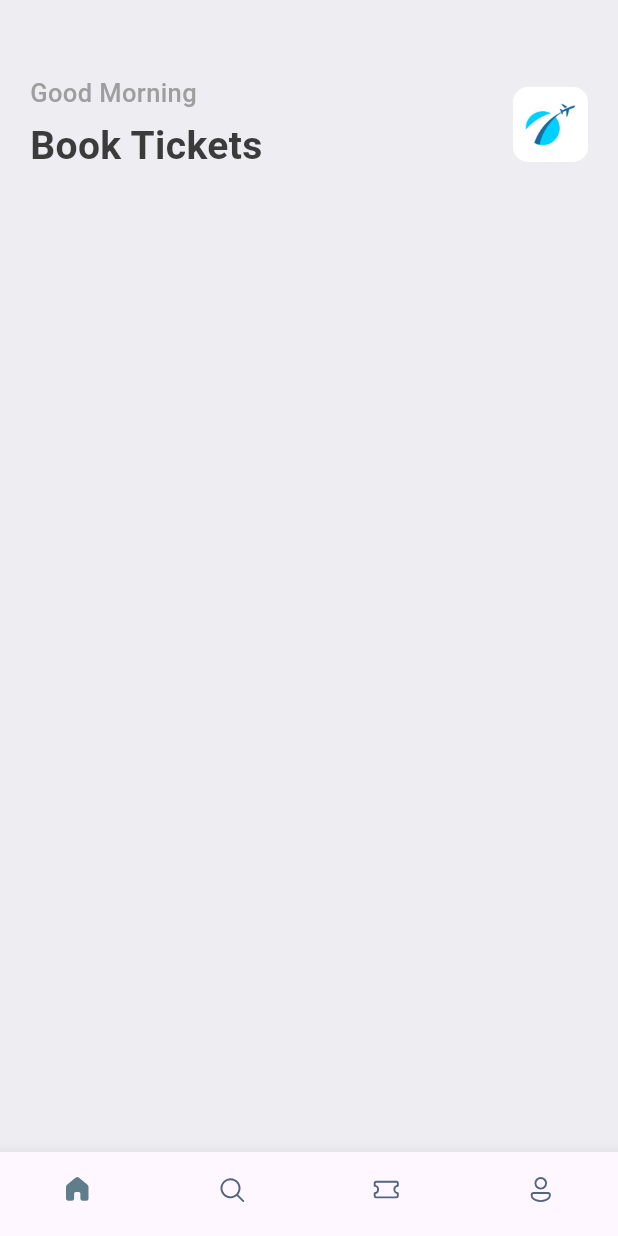
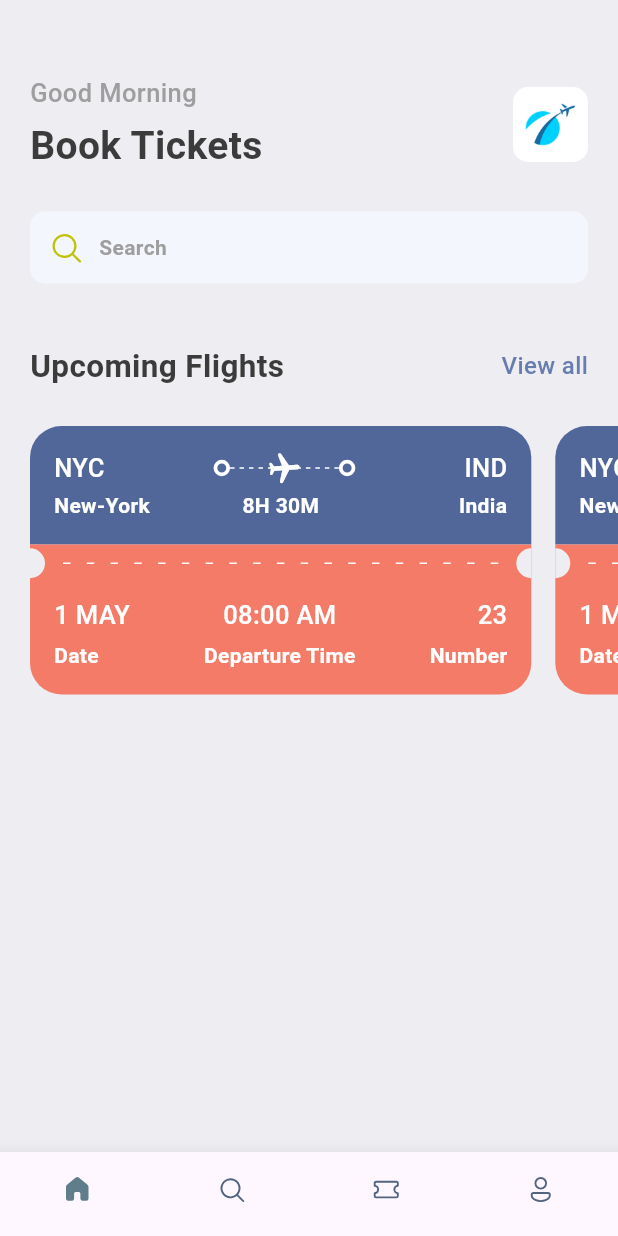
Before and after one commit to flutter-preview/MrCalifer-BookTicket_Flutter, a Flutter app: the screen it shows after launch, on a phone screen of 412 x 824 dp. Run offline on Flutter 3.47's test engine with Material 2 defaults, Android fonts, the phone set to English and light mode, and no system bars; our stand-ins replace fluentui_icons, gap.

Commit message:
Implemented scrollable ticket view in home screen.

```diff
--- a/lib/Home/screen/home_screen.dart
+++ b/lib/Home/screen/home_screen.dart
@@ -1,3 +1,6 @@
+import 'package:booktickets/Home/views/header_view/header_view.dart';
+import 'package:booktickets/Home/views/search_view/search_view.dart';
+import 'package:booktickets/Home/views/ticket_view/ticket_view.dart';
 import 'package:booktickets/Utils/app_styles.dart';
 import 'package:flutter/material.dart';
 import 'package:gap/gap.dart';
@@ -16,33 +19,39 @@
             child: Column(
               children: [
                 const Gap(40),
+                const HeaderView(),
+                const Gap(25),
+                const SearchBarView(),
+                const Gap(40),
                 Row(
                   mainAxisAlignment: MainAxisAlignment.spaceBetween,
                   children: [
-                    Column(
-                      crossAxisAlignment: CrossAxisAlignment.start,
-                      children: [
-                        Text("Good Morning", style: Styles.headLineStyle3),
-                        const Gap(5),
-                        Text(
-                          "Book Tickets",
-                          style: Styles.headLineStyle1,
-                        )
-                      ],
+                    Text(
+                      "Upcoming Flights",
+                      style: Styles.headLineStyle2,
                     ),
-                    Container(
-                      width: 50,
-                      height: 50,
-                      decoration: BoxDecoration(
-                          borderRadius: BorderRadius.circular(10),
-                          image: const DecorationImage(
-                              fit: BoxFit.fitHeight,
-                              image: AssetImage("assest/images/img_1.png"))),
+                    InkWell(
+                      onTap: () {
+                        print("view all single tapped");
+                      },
+                      child: Text("View all",
+                          style: Styles.textStyle.copyWith(
+                            color: Styles.primaryColor,
+                          )),
                     )
                   ],
                 )
               ],
             ),
+          ),
+          const Gap(15),
+          const SingleChildScrollView(
+            scrollDirection: Axis.horizontal,
+            padding: EdgeInsets.only(left: 20),
+            child: Row(children: [
+              TicketView(),
+              TicketView(),
+            ]),
           )
         ],
       ),
--- /dev/null
+++ b/lib/Home/views/header_view/header_view.dart
@@ -0,0 +1,36 @@
+import 'package:booktickets/Utils/app_styles.dart';
+import 'package:flutter/material.dart';
+import 'package:gap/gap.dart';
+
+class HeaderView extends StatelessWidget {
+  const HeaderView({super.key});
+
+  @override
+  Widget build(BuildContext context) {
+    return Row(
+      mainAxisAlignment: MainAxisAlignment.spaceBetween,
+      children: [
+        Column(
+          crossAxisAlignment: CrossAxisAlignment.start,
+          children: [
+            Text("Good Morning", style: Styles.headLineStyle3),
+            const Gap(5),
+            Text(
+              "Book Tickets",
+              style: Styles.headLineStyle1,
+            )
+          ],
+        ),
+        Container(
+          width: 50,
+          height: 50,
+          decoration: BoxDecoration(
+              borderRadius: BorderRadius.circular(10),
+              image: const DecorationImage(
+                  fit: BoxFit.fitHeight,
+                  image: AssetImage("assest/images/img_1.png"))),
+        )
+      ],
+    );
+  }
+}
--- /dev/null
+++ b/lib/Home/views/search_view/search_view.dart
@@ -0,0 +1,24 @@
+import 'package:booktickets/Utils/app_styles.dart';
+import 'package:fluentui_icons/fluentui_icons.dart';
+import 'package:flutter/material.dart';
+import 'package:gap/gap.dart';
+
+class SearchBarView extends StatelessWidget {
+  const SearchBarView({super.key});
+
+  @override
+  Widget build(BuildContext context) {
+    return Container(
+      decoration: BoxDecoration(
+          borderRadius: BorderRadius.circular(10),
+          color: const Color(0xFFF4F6FD)),
+      padding: const EdgeInsets.all(12),
+      child: Row(children: [
+        const Icon(FluentSystemIcons.ic_fluent_search_regular,
+            color: Color(0xFFBFC205)),
+        const Gap(10),
+        Text("Search", style: Styles.headLineStyle4)
+      ]),
+    );
+  }
+}
--- /dev/null
+++ b/lib/Home/views/ticket_view/ticket_footer_view.dart
@@ -0,0 +1,70 @@
+import 'package:booktickets/Utils/app_styles.dart';
+import 'package:flutter/material.dart';
+import 'package:gap/gap.dart';
+
+class TicketFooterView extends StatelessWidget {
+  const TicketFooterView({super.key});
+
+  @override
+  Widget build(BuildContext context) {
+    return Container(
+      decoration: BoxDecoration(
+        color: Styles.orangeColor,
+        borderRadius: const BorderRadius.only(
+            bottomLeft: Radius.circular(21), bottomRight: Radius.circular(21)),
+      ),
+      padding: const EdgeInsets.only(left: 16, top: 10, right: 16, bottom: 16),
+      child: Column(
+        children: [
+          Row(
+            mainAxisAlignment: MainAxisAlignment.spaceBetween,
+            children: [
+              Column(
+                crossAxisAlignment: CrossAxisAlignment.start,
+                children: [
+                  Text(
+                    "1 MAY",
+                    style: Styles.headLineStyle3.copyWith(color: Colors.white),
+                  ),
+                  const Gap(5),
+                  Text(
+                    "Date",
+                    style: Styles.headLineStyle4.copyWith(color: Colors.white),
+                  )
+                ],
+              ),
+              Column(
+                crossAxisAlignment: CrossAxisAlignment.center,
+                children: [
+                  Text(
+                    "08:00 AM",
+                    style: Styles.headLineStyle3.copyWith(color: Colors.white),
+                  ),
+                  const Gap(5),
+                  Text(
+                    "Departure Time",
+                    style: Styles.headLineStyle4.copyWith(color: Colors.white),
+                  )
+                ],
+              ),
+              Column(
+                crossAxisAlignment: CrossAxisAlignment.end,
+                children: [
+                  Text(
+                    "23",
+                    style: Styles.headLineStyle3.copyWith(color: Colors.white),
+                  ),
+                  const Gap(5),
+                  Text(
+                    "Number",
+                    style: Styles.headLineStyle4.copyWith(color: Colors.white),
+                  )
+                ],
+              )
+            ],
+          )
+        ],
+      ),
+    );
+  }
+}
--- /dev/null
+++ b/lib/Home/views/ticket_view/ticket_header_view.dart
@@ -0,0 +1,99 @@
+import 'package:booktickets/Utils/app_styles.dart';
+import 'package:booktickets/widgets/thick_container.dart';
+import 'package:flutter/material.dart';
+import 'package:gap/gap.dart';
+
+class TicketHeaderView extends StatelessWidget {
+  const TicketHeaderView({super.key});
+
+  @override
+  Widget build(BuildContext context) {
+    return Container(
+      decoration: const BoxDecoration(
+        color: Color(0xFF526799),
+        borderRadius: BorderRadius.only(
+            topLeft: Radius.circular(21), topRight: Radius.circular(21)),
+      ),
+      padding: const EdgeInsets.all(16),
+      child: Column(
+        children: [
+          Row(
+            children: [
+              Text(
+                "NYC",
+                style: Styles.headLineStyle3.copyWith(color: Colors.white),
+              ),
+              const Spacer(),
+              const ThickContainer(),
+              Expanded(
+                  child: Stack(
+                children: [
+                  SizedBox(
+                    height: 24,
+                    child: LayoutBuilder(
+                      builder: ((context, constraints) {
+                        return Flex(
+                            direction: Axis.horizontal,
+                            mainAxisAlignment: MainAxisAlignment.spaceBetween,
+                            mainAxisSize: MainAxisSize.max,
+                            children: List.generate(
+                                (constraints.constrainWidth() / 6).floor(),
+                                (index) => const SizedBox(
+                                      width: 3,
+                                      height: 1,
+                                      child: DecoratedBox(
+                                          decoration: BoxDecoration(
+                                              color: Colors.white)),
+                                    )));
+                      }),
+                    ),
+                  ),
+                  Center(
+                    child: Transform.rotate(
+                      angle: 1.5,
+                      child: const Icon(
+                        Icons.local_airport_rounded,
+                        color: Colors.white,
+                      ),
+                    ),
+                  )
+                ],
+              )),
+              const ThickContainer(),
+              const Spacer(),
+              Text(
+                "IND",
+                style: Styles.headLineStyle3.copyWith(color: Colors.white),
+              )
+            ],
+          ),
+          const Gap(3),
+          Row(
+            mainAxisAlignment: MainAxisAlignment.spaceBetween,
+            children: [
+              SizedBox(
+                width: 100,
+                child: Text(
+                  "New-York",
+                  style: Styles.headLineStyle4.copyWith(color: Colors.white),
+                ),
+              ),
+              Text(
+                "8H 30M",
+                style: Styles.headLineStyle4.copyWith(color: Colors.white),
+              ),
+              SizedBox(
+                width: 100,
+                child: Text(
+                  "India",
+                  textAlign: TextAlign.end,
+                  style: Styles.headLineStyle4.copyWith(color: Colors.white),
+                ),
+              ),
+            ],
+          )
+        ],
+      ),
+    );
+  }
+}
--- /dev/null
+++ b/lib/Home/views/ticket_view/ticket_middle_view.dart
@@ -0,0 +1,60 @@
+import 'package:booktickets/Utils/app_styles.dart';
+import 'package:flutter/material.dart';
+
+class TicketMiddleView extends StatelessWidget {
+  const TicketMiddleView({super.key});
+
+  @override
+  Widget build(BuildContext context) {
+    /**Showing ticket view middle segment */
+    return  Container(
+              color: Styles.orangeColor,
+              child: Row(
+                children: [
+                  const SizedBox(
+                    height: 20,
+                    width: 10,
+                    child: DecoratedBox(
+                        decoration: BoxDecoration(
+                            color: Color(0xFFeeedf2),
+                            borderRadius: BorderRadius.only(
+                                topRight: Radius.circular(10),
+                                bottomRight: Radius.circular(10)))),
+                  ),
+                  Expanded(
+                      child: Padding(
+                    padding: const EdgeInsets.all(12.0),
+                    child: LayoutBuilder(
+                      builder: ((context, constraints) {
+                        return Flex(
+                          direction: Axis.horizontal,
+                          mainAxisAlignment: MainAxisAlignment.spaceBetween,
+                          mainAxisSize: MainAxisSize.max,
+                          children: List.generate(
+                              (constraints.constrainWidth() / 15).floor(),
+                              (index) => const SizedBox(
+                                    width: 5,
+                                    height: 1,
+                                    child: DecoratedBox(
+                                        decoration:
+                                            BoxDecoration(color: Colors.white)),
+                                  )),
+                        );
+                      }),
+                    ),
+                  )),
+                  const SizedBox(
+                    height: 20,
+                    width: 10,
+                    child: DecoratedBox(
+                        decoration: BoxDecoration(
+                            color: Color(0xFFeeedf2),
+                            borderRadius: BorderRadius.only(
+                                topLeft: Radius.circular(10),
+                                bottomLeft: Radius.circular(10)))),
+                  ),
+                ],
+              ),
+            );
+  }
+}
--- /dev/null
+++ b/lib/Home/views/ticket_view/ticket_view.dart
@@ -0,0 +1,38 @@
+import 'package:booktickets/Home/views/ticket_view/ticket_footer_view.dart';
+import 'package:booktickets/Home/views/ticket_view/ticket_header_view.dart';
+import 'package:booktickets/Home/views/ticket_view/ticket_middle_view.dart';
+import 'package:booktickets/Utils/app_layout.dart';
+import 'package:flutter/material.dart';
+
+class TicketView extends StatelessWidget {
+  const TicketView({super.key});
+
+  @override
+  Widget build(BuildContext context) {
+    final size = AppLayout.getSize(context);
+    return SizedBox(
+      width: size.width*0.85, // Use 85% of the screen width
+      height: 200,
+      child: Container(
+        margin: const EdgeInsets.only(right: 16),
+        child: const Column(
+          mainAxisSize: MainAxisSize.min,
+          children: [
+            /**
+             * Showing the card header view
+            */
+            TicketHeaderView(),
+            /**
+              * Showing card middle view
+            */
+            TicketMiddleView(),
+            /**
+             * Card footer view
+             */
+            TicketFooterView(),
+          ],
+        ),
+      ),
+    );
+  }
+}
--- /dev/null
+++ b/lib/Utils/app_layout.dart
@@ -0,0 +1,7 @@
+import 'package:flutter/material.dart';
+
+class AppLayout {
+  static getSize(BuildContext context) {
+    return MediaQuery.of(context).size;
+  }
+}
--- a/lib/Utils/app_styles.dart
+++ b/lib/Utils/app_styles.dart
@@ -6,7 +6,7 @@
   static Color primaryColor = primary;
   static Color textColor = const Color(0xFF3b3b3b);
   static Color backgroundColor = const Color(0xFFeeedf2);
-  static Color orangeColor = const Color(0xFF526799);
+  static Color orangeColor = const Color(0xFFF37B67);
 
   static TextStyle textStyle =
       TextStyle(fontSize: 16, color: textColor, fontWeight: FontWeight.w500);
--- /dev/null
+++ b/lib/widgets/thick_container.dart
@@ -0,0 +1,15 @@
+import 'package:flutter/material.dart';
+
+class ThickContainer extends StatelessWidget {
+  const ThickContainer({super.key});
+
+  @override
+  Widget build(BuildContext context) {
+    return Container(
+      padding: const EdgeInsets.all(3.0),
+      decoration: BoxDecoration(
+          borderRadius: BorderRadius.circular(20),
+          border: Border.all(width: 2.5, color: Colors.white)),
+    );
+  }
+}
```
